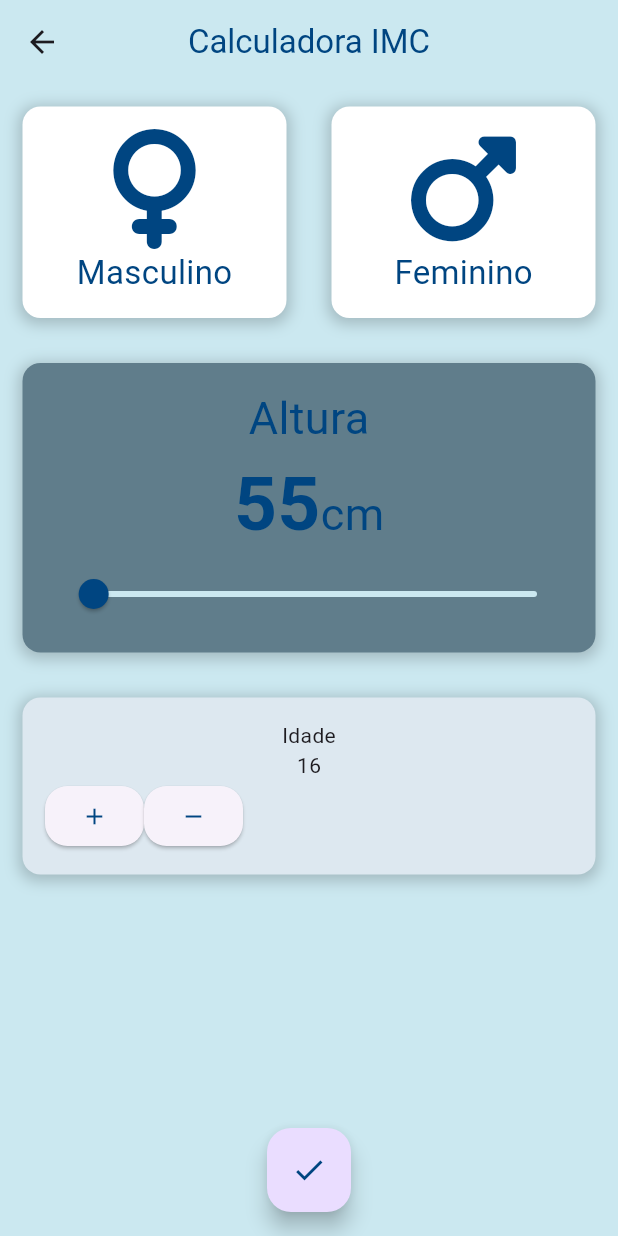
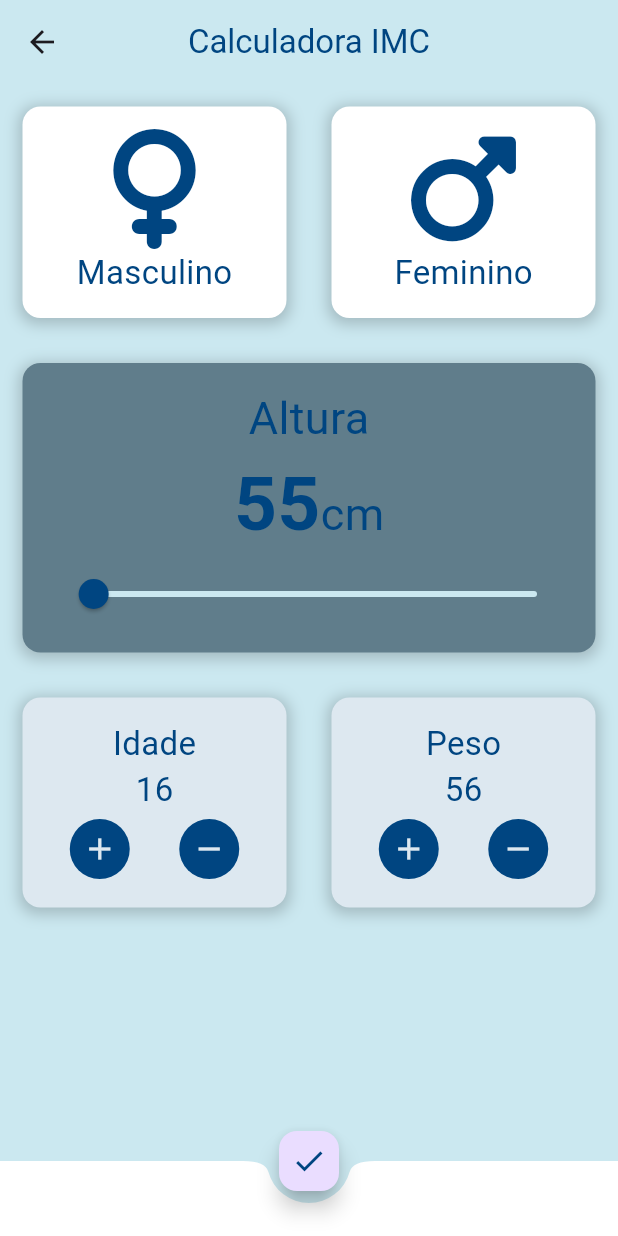
Before and after one commit to mucasantos/devcotia_flutter_20241, a Flutter app: the HomeScreenBmi screen opened directly, on a phone screen of 412 x 824 dp. Run offline on Flutter 3.47's test engine with Material 3 defaults, Android fonts, the phone set to English and light mode, and no system bars; our stand-ins replace font_awesome_flutter.

Commit message:
new component - btnCard

```diff
--- a/lib/bmi/views/homescreen.dart
+++ b/lib/bmi/views/homescreen.dart
@@ -1,6 +1,7 @@
 import 'package:devnoite_quiz/bmi/service/constants.dart';
 import 'package:devnoite_quiz/bmi/views/result_page.dart';
 import 'package:devnoite_quiz/bmi/widgets/app_container.dart';
+import 'package:devnoite_quiz/bmi/widgets/btncard.dart';
 import 'package:flutter/material.dart';
 import 'package:font_awesome_flutter/font_awesome_flutter.dart';
 
@@ -19,6 +20,8 @@ class _HomeScreenBmiState extends State<HomeScreenBmi> {
   Genero? generoSelecionado;
   int altura = 55;
   int idade = 16;
+  int peso = 56;
+  String text = " Text.app is a simple text editor for Chrome OS and Chrome. It's fast, lets you open multiple files at once, has syntax highlighting,";
 
   @override
   Widget build(BuildContext context) {
@@ -129,43 +132,51 @@ class _HomeScreenBmiState extends State<HomeScreenBmi> {
               Expanded(
                   child: AppContainer(
                 components: Column(children: [
-                  const Text("Idade"),
-                  Text(idade.toString()),
-                  Row(
-                    children: [
-                      ElevatedButton(
-                          style: ElevatedButton.styleFrom(
-                            //shape: const CircleBorder(),
-                            shape: const RoundedRectangleBorder(
-                                borderRadius:
-                                    BorderRadius.all(Radius.circular(15))),
+                  const Text(
+                    "Idade",
+                    style: textStyle,
                   ),
-                          onPressed: () {
+                  Text(
+                    idade.toString(),
+                    style: textStyle,
+                  ),
+                  BtnCard(
+                    decrease: () {
+                      setState(() {
+                        idade--;
+                      });
+                    },
+                    increase: () {
                       setState(() {
                         idade++;
                       });
                     },
-                          child: const Icon(
-                            Icons.add,
-                            color: kBottomContainerColour,
+                  )
+                ]),
+                cor: kActiveCardColour,
               )),
-                      ElevatedButton(
-                          style: ElevatedButton.styleFrom(
-                            shape: const RoundedRectangleBorder(
-                                borderRadius:
-                                    BorderRadius.all(Radius.circular(15))),
+              Expanded(
+                  child: AppContainer(
+                components: Column(children: [
+                  const Text(
+                    "Peso",
+                    style: textStyle,
                   ),
-                          onPressed: () {
-
+                  Text(
+                    peso.toString(),
+                    style: textStyle,
+                  ),
+                  BtnCard(
+                    decrease: () {
                       setState(() {
-                              idade--;
+                        peso--;
                       });
                     },
-                          child: const Icon(
-                            Icons.remove,
-                            color: kBottomContainerColour,
-                          )),
-                    ],
+                    increase: () {
+                      setState(() {
+                        peso++;
+                      });
+                    },
                   )
                 ]),
                 cor: kActiveCardColour,
@@ -174,13 +185,17 @@ class _HomeScreenBmiState extends State<HomeScreenBmi> {
           )
         ],
       ),
-      floatingActionButtonLocation: FloatingActionButtonLocation.centerFloat,
-      floatingActionButton: FloatingActionButton(
+      bottomNavigationBar: const BottomAppBar(shape: CircularNotchedRectangle(),
+      height: 50,
+      color: Colors.white,
+      ),
+      floatingActionButtonLocation: FloatingActionButtonLocation.centerDocked,
+      floatingActionButton: FloatingActionButton.small(
         onPressed: () {
           Navigator.of(context).push(
             MaterialPageRoute(
               builder: (context) => ResultPage(
-                resultado: altura.toString(),
+                resultado: text,
               ),
             ),
           );
--- /dev/null
+++ b/lib/bmi/widgets/btncard.dart
@@ -0,0 +1,56 @@
+import 'package:devnoite_quiz/bmi/service/constants.dart';
+import 'package:flutter/material.dart';
+
+class BtnCard extends StatelessWidget {
+  const BtnCard({
+    super.key,
+    this.decrease,
+    this.increase,
+  });
+
+  final VoidCallback? increase;
+  final VoidCallback? decrease;
+
+  @override
+  Widget build(BuildContext context) {
+    return Row(
+      mainAxisAlignment: MainAxisAlignment.spaceBetween,
+      children: [
+        Expanded(
+          child: IconButton(
+              style: IconButton.styleFrom(
+                backgroundColor: kBottomContainerColour,
+                alignment: Alignment.center,
+                shape: const CircleBorder(),
+                // shape: const RoundedRectangleBorder(
+                //    borderRadius:
+                //        BorderRadius.all(Radius.circular(15))),
+              ),
+              onPressed: increase,
+              icon: const Icon(
+                Icons.add,
+                color: kActiveCardColour,
+              )),
+        ),
+        Expanded(
+          child: IconButton(
+              style: IconButton.styleFrom(
+                backgroundColor: kBottomContainerColour,
+
+                alignment: Alignment.center,
+                shape: const CircleBorder(),
+
+                //    shape: const RoundedRectangleBorder(
+                //        borderRadius:
+                //            BorderRadius.all(Radius.circular(15))),
+              ),
+              onPressed: decrease,
+              icon: const Icon(
+                Icons.remove,
+                color: kActiveCardColour,
+              )),
+        ),
+      ],
+    );
+  }
+}
```
Lines whose indentation alone changed are shown as unchanged.
